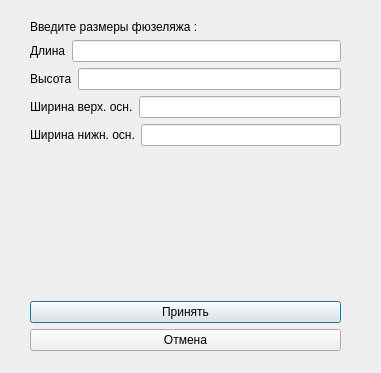
Above: flyShipment/dialogship.ui from Unatart/CGcourceproj before the change. Below: the same form after it.
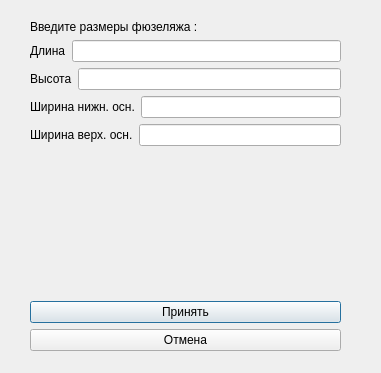
That is the form after the change.

```diff
--- a/flyShipment/dialogship.ui
+++ b/flyShipment/dialogship.ui
@@ -63,7 +63,7 @@
       <item>
        <widget class="QLabel" name="top_w">
         <property name="text">
-         <string>Ширина верх. осн.</string>
+         <string>Ширина нижн. осн.</string>
         </property>
        </widget>
       </item>
@@ -80,7 +80,7 @@
       <item>
        <widget class="QLabel" name="bottom_w">
         <property name="text">
-         <string>Ширина нижн. осн.</string>
+         <string>Ширина верх. осн.</string>
         </property>
        </widget>
       </item>
```
